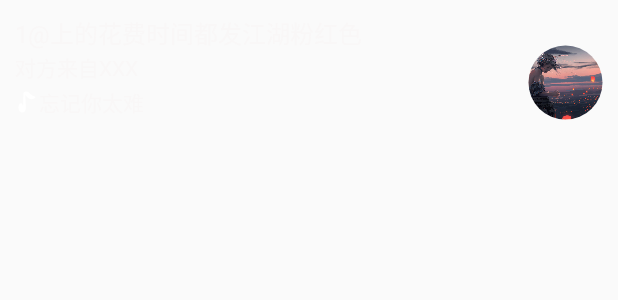
After one commit to ZuJunJun/PracticeRepository, an Android app: the layout item_video_bot_layout.xml on its own in the app's theme, with its tools: preview values and no code run, on a phone screen of 412 x 824 dp. The commit adds this screen. Shown: the top 300 px of the screen. Run offline under Robolectric (Android 15) with nearby library versions, the phone set to English and light mode, and no system bars.

Commit message:
recyclerview实现抖音样式

```diff
--- a/app/src/main/java/com/example/jay/packageandroidproject/util/NotificationUtil.java
+++ b/app/src/main/java/com/example/jay/packageandroidproject/util/NotificationUtil.java
@@ -19,7 +19,7 @@ import static android.content.Context.NOTIFICATION_SERVICE;
 public class NotificationUtil {
     /*创建通知栏分类*/
     public static void createNotificationCategory(Context mCtx) {
-        if (Build.VERSION.SDK_INT > Build.VERSION_CODES.O) {
+        if (Build.VERSION.SDK_INT >= Build.VERSION_CODES.O) {
             NotificationManager notificationManager = (NotificationManager) mCtx.getSystemService(NOTIFICATION_SERVICE);
 
             String chatName = "聊天消息";
--- a/app/src/main/res/layout/fragment_fourth.xml
+++ b/app/src/main/res/layout/fragment_fourth.xml
@@ -6,6 +6,7 @@
     tools:context=".fourth.FourthFragment"
     android:orientation="vertical">
     <LinearLayout
+        android:visibility="gone"
         android:layout_width="match_parent"
         android:layout_height="50dp"
         android:orientation="horizontal">
@@ -28,5 +29,9 @@
             android:layout_weight="1"
             android:text="发送O以下通知"/>
     </LinearLayout>
+    <android.support.v7.widget.RecyclerView
+        android:id="@+id/video_recycler_view"
+        android:layout_width="match_parent"
+        android:layout_height="match_parent" />
 
 </LinearLayout>
--- /dev/null
+++ b/app/src/main/res/layout/item_video_bot_layout.xml
@@ -0,0 +1,49 @@
+<?xml version="1.0" encoding="utf-8"?>
+<LinearLayout xmlns:android="http://schemas.android.com/apk/res/android"
+    android:layout_width="match_parent"
+    android:layout_height="wrap_content"
+    android:gravity="bottom"
+    android:orientation="horizontal"
+    android:padding="10dp"
+    android:background="@android:color/transparent">
+    <LinearLayout
+        android:layout_width="0dp"
+        android:layout_height="70dp"
+        android:layout_weight="1"
+        android:orientation="vertical">
+        <TextView
+            android:id="@+id/video_name"
+            android:layout_width="match_parent"
+            android:layout_height="0dp"
+            android:layout_weight="1"
+            android:gravity="center_vertical"
+            android:textColor="@color/colorWhite"
+            android:textSize="16sp"
+            android:text="1@上的花费时间都发江湖粉红色"/>
+        <TextView
+            android:id="@+id/video_from"
+            android:layout_width="match_parent"
+            android:layout_height="0dp"
+            android:layout_weight="1"
+            android:gravity="center_vertical"
+            android:textSize="14sp"
+            android:textColor="@color/colorWhite"
+            android:text="对方来自XXX"/>
+        <TextView
+            android:id="@+id/video_musical"
+            android:layout_width="match_parent"
+            android:layout_height="0dp"
+            android:layout_weight="1"
+            android:gravity="center_vertical"
+            android:text="忘记你太难"
+            android:textSize="14sp"
+            android:textColor="@color/colorWhite"
+            android:drawableLeft="@mipmap/musical"/>
+    </LinearLayout>
+    <com.example.jay.packageandroidproject.view.XCircleImageView
+        android:id="@+id/musical_photo"
+        android:layout_width="50dp"
+        android:layout_height="50dp"
+        android:src="@mipmap/pp"/>
+
+</LinearLayout>
```
Also changed, not shown: app/src/main/java/com/example/jay/packageandroidproject/bean/VideoBean.java (added, +9 -0 lines), app/src/main/java/com/example/jay/packageandroidproject/fourth/FourthFragment.java (+34 -0 lines), app/src/main/java/com/example/jay/packageandroidproject/fourth/VideoAdapter.java (added, +150 -0 lines), app/src/main/java/com/example/jay/packageandroidproject/util/VideoUtil.java (added, +17 -0 lines), app/src/main/java/com/example/jay/packageandroidproject/view/XVideoView.java (added, +67 -0 lines), app/src/main/res/layout/item_video_layout.xml (added, +21 -0 lines), app/src/main/res/layout/item_video_right_menu_layout.xml (added, +43 -0 lines), app/src/main/res/mipmap-xhdpi/lovely.png (added), app/src/main/res/mipmap-xhdpi/message.png (added), app/src/main/res/mipmap-xhdpi/musical.png (added), app/src/main/res/mipmap-xhdpi/share.png (added).
